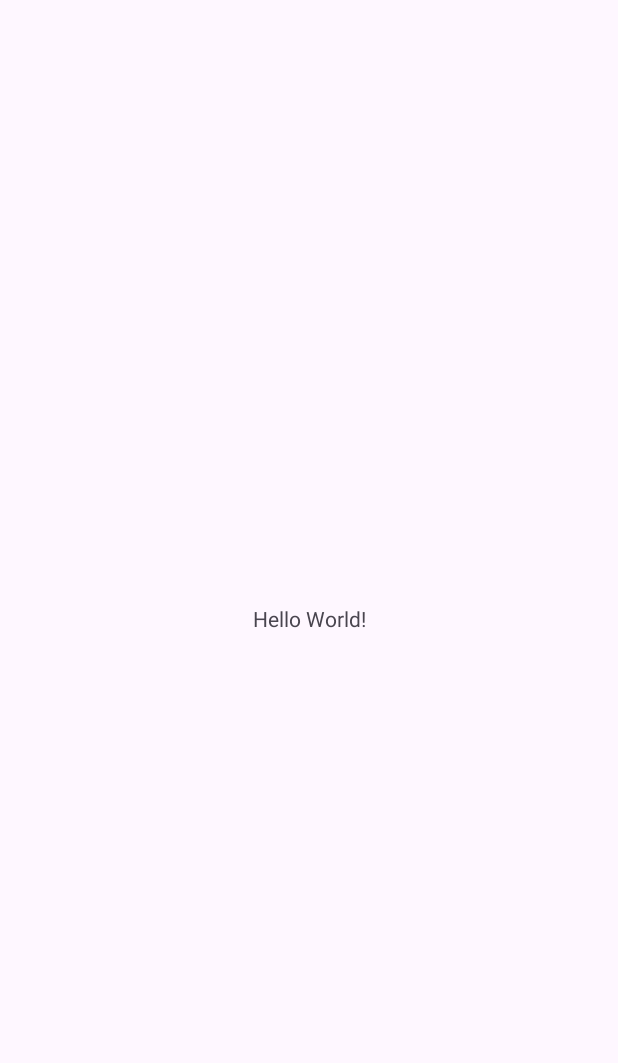
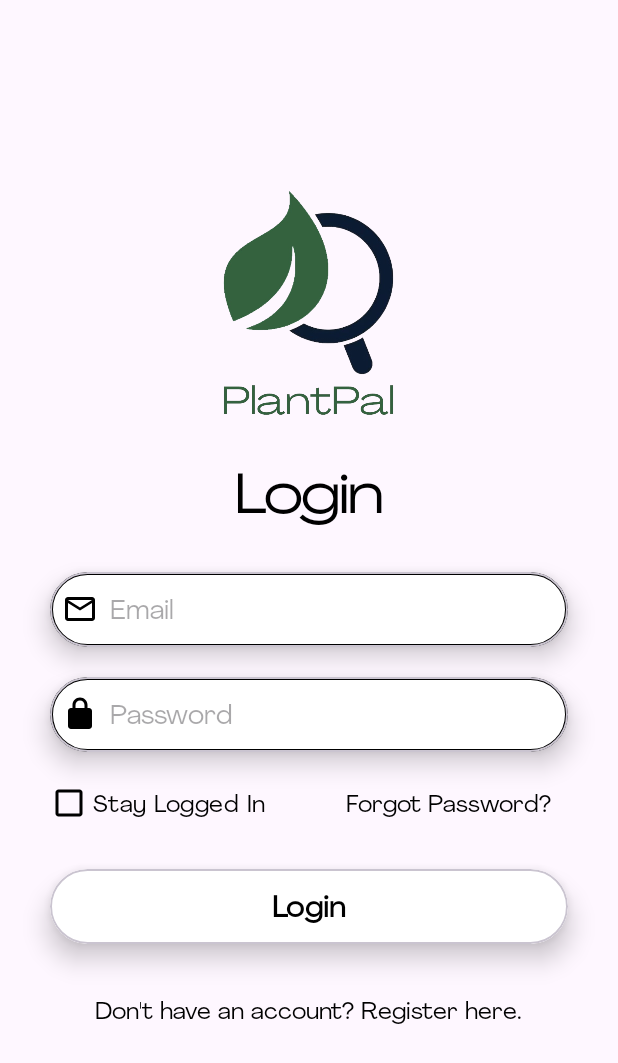
Before and after one commit to HenryTheNewbie/plantpal-application, an Android app: the screen it shows after launch (MainActivity), on a phone screen of 412 x 824 dp. Before the commit the part shown is almost empty. Shown: the top 1063 px of the screen. Run offline under Robolectric (Android 15) with nearby library versions, the light colour scheme and no system bars.

Commit message:
Commit #1 - Defined the application's colour and font themes, including the logo. - Implemented the Login Page's UI.

```diff
--- /dev/null
+++ b/app/src/main/res/drawable/edit_field_box.xml
@@ -0,0 +1,7 @@
+<?xml version="1.0" encoding="utf-8"?>
+<shape xmlns:android="http://schemas.android.com/apk/res/android">
+    <solid android:color="#FFFFFF"/>
+    <corners android:radius="30dp"/>
+    <padding android:left="10dp" android:top="10dp" android:right="10dp" android:bottom="10dp"/>
+    <stroke android:color="#000000" android:width="2dp"/>
+</shape>
--- /dev/null
+++ b/app/src/main/res/drawable/email_icon.xml
@@ -0,0 +1,10 @@
+<?xml version="1.0" encoding="utf-8"?>
+<vector xmlns:android="http://schemas.android.com/apk/res/android"
+    android:width="24dp"
+    android:height="24dp"
+    android:viewportWidth="24"
+    android:viewportHeight="24">
+    <path
+        android:fillColor="#000000"
+        android:pathData="M20,4H4C2.9,4 2,4.9 2,6V18C2,19.1 2.9,20 4,20H20C21.1,20 22,19.1 22,18V6C22,4.9 21.1,4 20,4M20,18H4V8L12,13L20,8V18M20,6L12,11L4,6H20Z" />
+</vector>
--- /dev/null
+++ b/app/src/main/res/drawable/lock_icon.xml
@@ -0,0 +1,10 @@
+<?xml version="1.0" encoding="utf-8"?>
+<vector xmlns:android="http://schemas.android.com/apk/res/android"
+    android:width="24dp"
+    android:height="24dp"
+    android:viewportWidth="24"
+    android:viewportHeight="24">
+    <path
+        android:fillColor="#000000"
+        android:pathData="M12,17C13.1,17 14,16.1 14,15C14,13.9 13.1,13 12,13C10.9,13 10,13.9 10,15C10,16.1 10.9,17 12,17M18,8H17V6C17,3.24 14.76,1 12,1C9.24,1 7,3.24 7,6V8H6C4.9,8 4,8.9 4,10V20C4,21.1 4.9,22 6,22H18C19.1,22 20,21.1 20,20V10C20,8.9 19.1,8 18,8M12,3C13.66,3 15,4.34 15,6V8H9V6C9,4.34 10.34,3 12,3Z" />
+</vector>
--- /dev/null
+++ b/app/src/main/res/font/font_family.xml
@@ -0,0 +1,12 @@
+<?xml version="1.0" encoding="utf-8"?>
+<font-family xmlns:android="http://schemas.android.com/apk/res/android">
+    <font
+        android:font="@font/agrandir_regular"
+        android:fontStyle="normal"
+        android:fontWeight="400" />
+
+    <font
+        android:font="@font/agrandir_wide"
+        android:fontStyle="normal"
+        android:fontWeight="400" />
+</font-family>
--- a/app/src/main/res/layout/activity_main.xml
+++ b/app/src/main/res/layout/activity_main.xml
@@ -1,19 +1,135 @@
 <?xml version="1.0" encoding="utf-8"?>
-<androidx.constraintlayout.widget.ConstraintLayout xmlns:android="http://schemas.android.com/apk/res/android"
+<LinearLayout xmlns:android="http://schemas.android.com/apk/res/android"
     xmlns:app="http://schemas.android.com/apk/res-auto"
     xmlns:tools="http://schemas.android.com/tools"
     android:id="@+id/main"
     android:layout_width="match_parent"
     android:layout_height="match_parent"
+    android:gravity="center"
+    android:orientation="vertical"
     tools:context=".MainActivity">
 
+    <ImageView
+        android:layout_width="150dp"
+        android:layout_height="150dp"
+        android:src="@drawable/plantpal_logo_with_text"/>
+
     <TextView
+        android:id="@+id/loginText"
         android:layout_width="wrap_content"
         android:layout_height="wrap_content"
-        android:text="Hello World!"
-        app:layout_constraintBottom_toBottomOf="parent"
-        app:layout_constraintEnd_toEndOf="parent"
-        app:layout_constraintStart_toStartOf="parent"
-        app:layout_constraintTop_toTopOf="parent" />
+        android:layout_marginTop="30dp"
+        android:text="Login"
+        android:textAlignment="center"
+        android:textSize="36sp"
+        android:textStyle="bold"
+        android:textColor="@color/black"
+        android:fontFamily="@font/agrandir_wide"/>
 
-</androidx.constraintlayout.widget.ConstraintLayout>
+    <com.google.android.material.card.MaterialCardView
+        android:layout_width="wrap_content"
+        android:layout_height="wrap_content"
+        android:layout_marginTop="30dp"
+        app:cardCornerRadius="30dp"
+        app:cardElevation="10dp">
+
+    <EditText
+            android:id="@+id/email"
+            android:layout_width="345dp"
+            android:layout_height="50dp"
+            android:background="@drawable/edit_field_box"
+            android:drawableStart="@drawable/email_icon"
+            android:drawablePadding="8dp"
+            android:hint="Email"
+            android:padding="8dp"
+            android:textColor="@color/black"
+            android:textColorHighlight="@color/cardview_dark_background"
+            android:fontFamily="@font/agrandir_regular"/>
+    </com.google.android.material.card.MaterialCardView>
+
+    <com.google.android.material.card.MaterialCardView
+        android:layout_width="wrap_content"
+        android:layout_height="wrap_content"
+        android:layout_marginTop="20dp"
+        app:cardCornerRadius="30dp"
+        app:cardElevation="10dp">
+
+        <EditText
+            android:id="@+id/password"
+            android:layout_width="345dp"
+            android:layout_height="50dp"
+            android:background="@drawable/edit_field_box"
+            android:drawableStart="@drawable/lock_icon"
+            android:drawablePadding="8dp"
+            android:hint="Password"
+            android:padding="8dp"
+            android:textColor="@color/black"
+            android:textColorHighlight="@color/cardview_dark_background"
+            android:fontFamily="@font/agrandir_regular"/>
+    </com.google.android.material.card.MaterialCardView>
+
+    <RelativeLayout
+        android:layout_width="match_parent"
+        android:layout_height="wrap_content"
+        android:layout_marginTop="10dp"
+        android:layout_marginStart="30dp"
+        android:layout_marginEnd="30dp">
+
+        <CheckBox
+            android:id="@+id/remember_me"
+            android:layout_width="wrap_content"
+            android:layout_height="wrap_content"
+            android:layout_alignParentStart="true"
+            android:text="Stay Logged In"
+            android:textColor="@color/black"
+            android:textSize="16sp"
+            android:fontFamily="@font/agrandir_regular"
+            android:buttonTint="@color/black"/>
+
+        <TextView
+            android:id="@+id/forgot_password"
+            android:layout_width="wrap_content"
+            android:layout_height="wrap_content"
+            android:layout_alignParentEnd="true"
+            android:text="Forgot Password?"
+            android:textColor="@color/black"
+            android:textSize="16sp"
+            android:padding="14dp"
+            android:fontFamily="@font/agrandir_regular"
+            android:clickable="true"
+            android:focusable="true"/>
+    </RelativeLayout>
+
+    <com.google.android.material.card.MaterialCardView
+        android:layout_width="wrap_content"
+        android:layout_height="wrap_content"
+        android:layout_marginTop="20dp"
+        app:cardCornerRadius="30dp"
+        app:cardElevation="10dp">
+
+        <Button
+            android:id="@+id/login_button"
+            android:layout_width="345dp"
+            android:layout_height="50dp"
+            android:background="@drawable/edit_field_box"
+            android:text="Login"
+            android:textSize="20sp"
+            android:textStyle="bold"
+            android:textColor="@color/black"
+            android:fontFamily="@font/agrandir_regular"/>
+    </com.google.android.material.card.MaterialCardView>
+
+    <TextView
+        android:id="@+id/register"
+        android:layout_width="wrap_content"
+        android:layout_height="wrap_content"
+        android:layout_marginTop="20dp"
+        android:text="Don't have an account? Register here."
+        android:textColor="@color/black"
+        android:textSize="16sp"
+        android:padding="14dp"
+        android:fontFamily="@font/agrandir_regular"
+        android:clickable="true"
+        android:focusable="true"/>
+
+</LinearLayout>
--- a/app/src/main/res/values-night/themes.xml
+++ b/app/src/main/res/values-night/themes.xml
@@ -2,6 +2,6 @@
     <!-- Base application theme. -->
     <style name="Base.Theme.PlantPal" parent="Theme.Material3.DayNight.NoActionBar">
         <!-- Customize your dark theme here. -->
-        <!-- <item name="colorPrimary">@color/my_dark_primary</item> -->
+        <item name="colorPrimary">@color/white</item>
     </style>
 </resources>
--- /dev/null
+++ b/app/src/main/res/values/styles.xml
@@ -0,0 +1,3 @@
+<?xml version="1.0" encoding="utf-8"?>
+<resources>
+</resources>
--- a/app/src/main/res/values/themes.xml
+++ b/app/src/main/res/values/themes.xml
@@ -2,7 +2,7 @@
     <!-- Base application theme. -->
     <style name="Base.Theme.PlantPal" parent="Theme.Material3.DayNight.NoActionBar">
         <!-- Customize your light theme here. -->
-        <!-- <item name="colorPrimary">@color/my_light_primary</item> -->
+        <item name="colorPrimary">@color/white</item>
     </style>
 
     <style name="Theme.PlantPal" parent="Base.Theme.PlantPal" />
```
Also changed, not shown: app/src/main/res/drawable/plantpal_logo.png (added), app/src/main/res/drawable/plantpal_logo_with_text.png (added), app/src/main/res/font/agrandir_regular.otf (added), app/src/main/res/font/agrandir_wide.otf (added).
